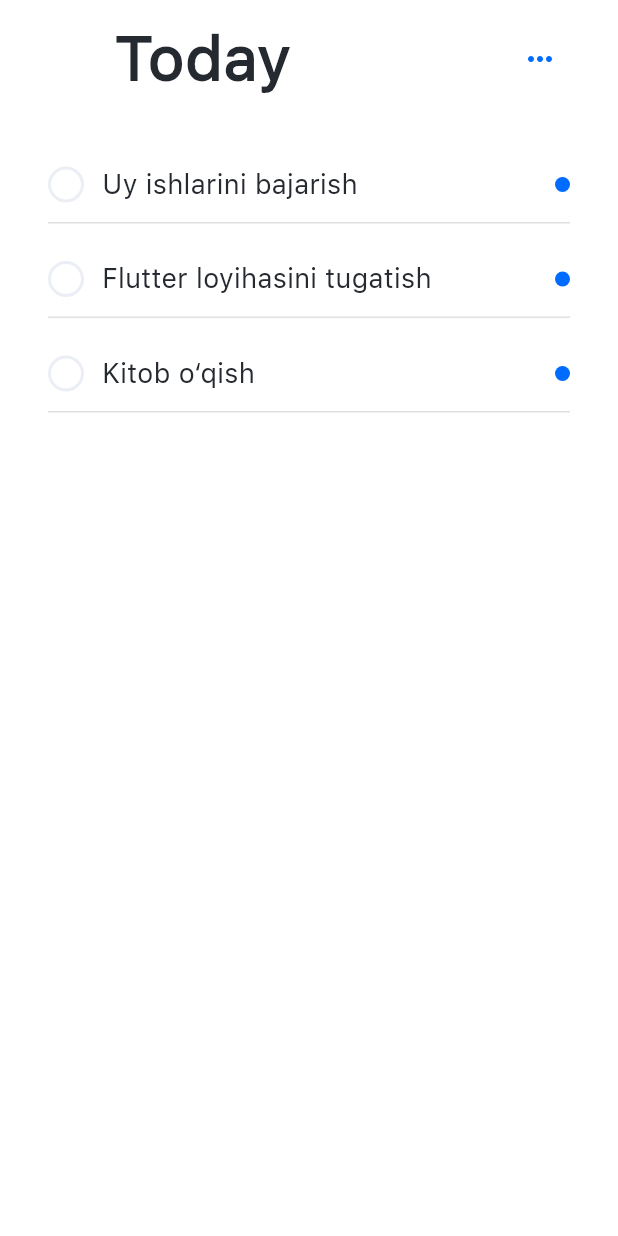
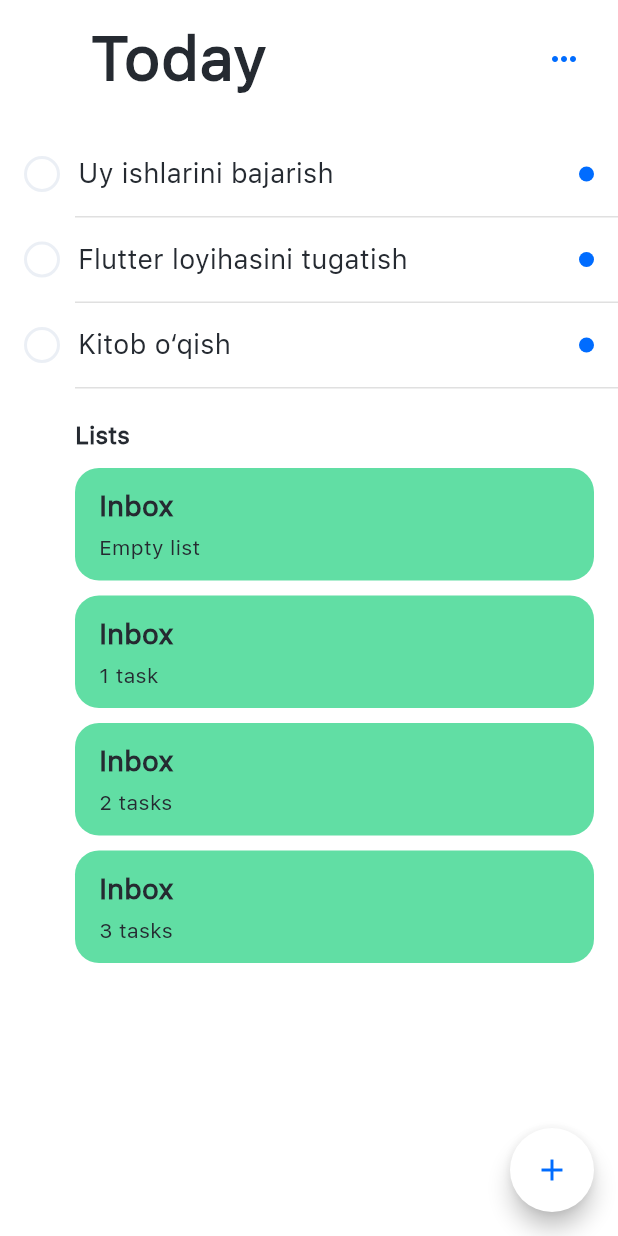
Before and after one commit to akramjon200205/todo_notes, a Flutter app: the screen it shows after launch, on a phone screen of 412 x 824 dp. Run offline on Flutter 3.47's test engine with Material 3 defaults, Android fonts, the light colour scheme and no system bars; our stand-ins replace dartz, equatable, flutter_bloc, get_it, hive, hive_flutter; accounts and stored records are empty.

Commit message:
animatsiya tugadi

```diff
--- a/lib/core/app_text_styles/app_text_styles.dart
+++ b/lib/core/app_text_styles/app_text_styles.dart
@@ -17,6 +17,23 @@ class AppTextStyles {
     size: 18,
   );
 
+  static TextStyle listText = s(
+    color: AppColors.black,
+    weight: FontWeight.w700,
+    size: 16,
+  );
+
+  static TextStyle listsNameText = s(
+    color: AppColors.black,
+    weight: FontWeight.w600,
+    size: 19,
+  );
+  static TextStyle listsSubText = s(
+    color: AppColors.black,
+    weight: FontWeight.w400,
+    size: 14,
+  );
+
   static TextStyle s({
     double size = 14,
     FontWeight weight = FontWeight.normal,
--- /dev/null
+++ b/lib/core/assets/assets.dart
@@ -0,0 +1,14 @@
+class Assets {
+  Assets._();
+
+  static Icons icons = Icons();
+}
+
+class Icons {
+static const String _base = "assets/icons";
+
+String cancel = '$_base/cancel.png';
+String plus = '$_base/plus.png';
+String checkIcon = '$_base/check_icon.png';
+String iconList = '$_base/icon_list.png';
+}
--- a/lib/feature/home/presentation/bloc/home_state.dart
+++ b/lib/feature/home/presentation/bloc/home_state.dart
@@ -19,10 +19,7 @@ class HomeGetAllTasks extends HomeState {
 
 // ignore: must_be_immutable
 class HomeUpdateTasks extends HomeState {
-  int index;
-  TaskModel updatedTask;
-
-  HomeUpdateTasks({required this.index, required this.updatedTask});
+  const HomeUpdateTasks();
 }
 
 // ignore: must_be_immutable
--- a/lib/feature/home/presentation/pages/home.dart
+++ b/lib/feature/home/presentation/pages/home.dart
@@ -1,12 +1,15 @@
+import 'dart:math';
+import 'dart:ui';
 import 'package:flutter/material.dart';
 import 'package:flutter_bloc/flutter_bloc.dart';
 import 'package:hive/hive.dart';
 import 'package:todo_notes/core/app_colors/app_colors.dart';
 import 'package:todo_notes/core/app_text_styles/app_text_styles.dart';
 import 'package:todo_notes/core/hive_box/hive_box.dart';
-import 'package:todo_notes/feature/home/data/models/task_model.dart';
 import 'package:todo_notes/feature/home/presentation/bloc/home_bloc.dart';
-import 'package:todo_notes/feature/home/presentation/widgets/tasks_widget.dart';
+import 'package:todo_notes/feature/home/presentation/widgets/list_and_task_widget.dart';
+import 'package:todo_notes/feature/home/presentation/widgets/tasks_builder_widget.dart';
+import 'package:todo_notes/feature/home/presentation/widgets/lists_builder_widget.dart';
 
 class Home extends StatefulWidget {
   const Home({super.key});
@@ -15,30 +18,41 @@ class Home extends StatefulWidget {
   State<Home> createState() => _HomeState();
 }
 
-class _HomeState extends State<Home> {
-  List<TaskModel> tasks = [
-    TaskModel(
-      isChecked: false,
-      textTask: 'Uy ishlarini bajarish',
-      time: DateTime.now(),
-    ),
-    TaskModel(
-      isChecked: false,
-      textTask: 'Flutter loyihasini tugatish',
-      time: DateTime.now(),
-    ),
-    TaskModel(isChecked: false, textTask: 'Kitob o‘qish', time: DateTime.now()),
-  ];
+class _HomeState extends State<Home> with TickerProviderStateMixin {
+  bool _isOpened = false;
+  late AnimationController _controller;
+  late Animation<Offset> _slideAnimation;
 
   @override
   void initState() {
     super.initState();
+    _controller = AnimationController(
+      vsync: this,
+      duration: Duration(milliseconds: 800),
+    );
+
+    _slideAnimation = Tween<Offset>(
+      begin: Offset(0, 5), // pastdan chiqadi
+      end: Offset(0, 0.0),
+    ).animate(CurvedAnimation(parent: _controller, curve: Easing.standard));
   }
 
   @override
   void dispose() {
     Hive.box(HiveBoxes.taskBox).close();
+    _controller.dispose();
     super.dispose();
+  }
+
+  void _toggle() {
+    setState(() {
+      _isOpened = !_isOpened;
+      if (_isOpened) {
+        _controller.forward();
+      } else {
+        _controller.reverse();
+      }
+    });
   }
 
   @override
@@ -48,42 +62,54 @@ class _HomeState extends State<Home> {
       body: BlocBuilder<HomeBloc, HomeState>(
         builder: (context, state) {
           if (state is HomeLoading) {
-            return CircularProgressIndicator();
+            return Center(child: CircularProgressIndicator());
           }
           if (state is HomeError) {
             return Center(child: Text('Xatolik: ${state.message}'));
           }
           if (state is HomeGetAllTasks) {
-            return SingleChildScrollView(
-              padding: EdgeInsets.symmetric(horizontal: 16),
+            return SafeArea(
+              child: Stack(
+                children: [
+                  SingleChildScrollView(
+                    physics: BouncingScrollPhysics(),
                     child: Column(
+                      crossAxisAlignment: CrossAxisAlignment.start,
                       children: [
                         ListTile(
                           title: Text("Today", style: AppTextStyles.homeText),
-                    trailing: Icon(
+                          trailing: InkWell(
+                            onTap: () {},
+                            child: Icon(
                               Icons.more_horiz,
                               size: 24,
                               color: AppColors.blue,
                             ),
+                          ),
                           leading: SizedBox(width: 28, height: 28),
                         ),
                         SizedBox(height: 20),
-                  ListView.builder(
-                    itemCount: tasks.length,
-                    shrinkWrap: true,
-                    itemBuilder: (context, index) {
-                      return TaskItemTile(
-                        isChecked: tasks[index].isChecked ?? false,
-                        onTap: () {
-                          setState(() {
-                            tasks[index].isChecked =
-                                !(tasks[index].isChecked ?? false);
-                          });
-                        },
-                        title: tasks[index].textTask ?? '',
-                        indicatorColor: AppColors.blue,
-                      );
-                    },
+                        TasksBuilderWidget(),
+                        ListsBuilderWidget(),
+                      ],
+                    ),
+                  ),
+                  _isOpened
+                      ? BackdropFilter(
+                          filter: ImageFilter.blur(sigmaX: 1.5, sigmaY: 1.5),
+                          child: Container(
+                            decoration: BoxDecoration(
+                              // ignore: deprecated_member_use
+                              color: Colors.white.withOpacity(0.2),
+                            ),
+                          ),
+                        )
+                      : SizedBox.shrink(),
+
+                  Positioned(
+                    right: 20,
+                    bottom: 85,
+                    child: ListAndTaskWidget(position: _slideAnimation),
                   ),
                 ],
               ),
@@ -92,6 +118,20 @@ class _HomeState extends State<Home> {
           return SizedBox.shrink();
         },
       ),
+
+      floatingActionButton: FloatingActionButton(
+        shape: CircleBorder(),
+        backgroundColor: _isOpened ? AppColors.blue : AppColors.white,
+        onPressed: _toggle,
+        child: AnimatedRotation(
+          turns: _isOpened ? 0.125 : 0,
+          duration: Duration(milliseconds: 300),
+          child: Icon(
+            Icons.add,
+            color: _isOpened ? AppColors.white : AppColors.blue,
+          ),
+        ),
+      ),
     );
   }
 }
--- /dev/null
+++ b/lib/feature/home/presentation/widgets/list_and_task_widget.dart
@@ -0,0 +1,50 @@
+import 'package:flutter/material.dart';
+import 'package:todo_notes/core/app_colors/app_colors.dart';
+import 'package:todo_notes/core/assets/assets.dart';
+
+class ListAndTaskWidget extends StatelessWidget {
+  ListAndTaskWidget({required this.position, super.key});
+  Animation<Offset> position;
+
+  @override
+  Widget build(BuildContext context) {
+    return SlideTransition(
+      position: position,
+      child: Container(
+        width: 220,
+        padding: EdgeInsets.all(16),
+        decoration: BoxDecoration(
+          borderRadius: BorderRadius.circular(16),
+          color: AppColors.white,
+          boxShadow: [
+            BoxShadow(
+              blurRadius: 30,
+              // ignore: use_full_hex_values_for_flutter_colors
+              color: Color(0xFF131C2933).withValues(alpha: 0.2),
+              offset: Offset(0, 10),
+            ),
+          ],
+        ),
+        child: Column(
+          children: [
+            Row(
+              children: [
+                Image.asset(Assets.icons.checkIcon, height: 22),
+                SizedBox(width: 13),
+                Text("Task"),
+              ],
+            ),
+            SizedBox(height: 18),
+            Row(
+              children: [
+                Image.asset(Assets.icons.iconList, height: 22),
+                SizedBox(width: 13),
+                Text("List"),
+              ],
+            ),
+          ],
+        ),
+      ),
+    );
+  }
+}
--- /dev/null
+++ b/lib/feature/home/presentation/widgets/list_widget.dart
@@ -0,0 +1,37 @@
+import 'package:flutter/material.dart';
+import 'package:todo_notes/core/app_text_styles/app_text_styles.dart';
+
+// ignore: must_be_immutable
+class ListsWidget extends StatelessWidget {
+  ListsWidget({
+    required this.name,
+    required this.countTasks,
+    this.color,
+    super.key,
+  });
+  Color? color;
+  String name;
+  int countTasks;
+  @override
+  Widget build(BuildContext context) {
+    return Container(
+      width: double.infinity,
+      padding: EdgeInsets.symmetric(horizontal: 16, vertical: 12),
+      decoration: BoxDecoration(
+        borderRadius: BorderRadius.circular(16),
+        color: color,
+      ),
+      child: Column(
+        crossAxisAlignment: CrossAxisAlignment.start,
+        children: [
+          Text(name, style: AppTextStyles.listsNameText),
+          SizedBox(height: 4),
+          Text(
+            countTasks == 0 || countTasks < 0 ? "Empty list" : countTasks > 1 ? "$countTasks tasks" : "$countTasks task",
+            style: AppTextStyles.listsSubText,
+          ),
+        ],
+      ),
+    );
+  }
+}
--- /dev/null
+++ b/lib/feature/home/presentation/widgets/lists_builder_widget.dart
@@ -0,0 +1,41 @@
+import 'package:flutter/material.dart';
+import 'package:todo_notes/core/app_colors/app_colors.dart';
+import 'package:todo_notes/core/app_text_styles/app_text_styles.dart';
+import 'package:todo_notes/feature/home/presentation/widgets/list_widget.dart';
+
+class ListsBuilderWidget extends StatefulWidget {
+  const ListsBuilderWidget({super.key});
+
+  @override
+  State<ListsBuilderWidget> createState() => _ListsWidgetState();
+}
+
+class _ListsWidgetState extends State<ListsBuilderWidget> {
+  @override
+  Widget build(BuildContext context) {
+    return Padding(
+      padding: EdgeInsets.only(left: 50, right: 16),
+      child: Column(
+        mainAxisAlignment: MainAxisAlignment.start,
+        crossAxisAlignment: CrossAxisAlignment.start,
+        children: [
+          Padding(
+            padding: EdgeInsetsGeometry.symmetric(vertical: 10),
+            child: Text("Lists", style: AppTextStyles.listText),
+          ),
+          ListView.separated(
+            physics: NeverScrollableScrollPhysics(),
+            shrinkWrap: true,
+            itemBuilder: (context, index) {
+              return ListsWidget(name: "Inbox", countTasks: index, color: AppColors.green,);
+            },
+            separatorBuilder: (context, index) {
+              return SizedBox(height: 10);
+            },
+            itemCount: 4,
+          ),
+        ],
+      ),
+    );
+  }
+}
--- /dev/null
+++ b/lib/feature/home/presentation/widgets/tasks_builder_widget.dart
@@ -0,0 +1,47 @@
+import 'package:flutter/material.dart';
+import 'package:todo_notes/core/app_colors/app_colors.dart';
+import 'package:todo_notes/feature/home/data/models/task_model.dart';
+import 'package:todo_notes/feature/home/presentation/widgets/tasks_widget.dart';
+
+class TasksBuilderWidget extends StatefulWidget {
+  const TasksBuilderWidget({super.key});
+
+  @override
+  State<TasksBuilderWidget> createState() => _TasksBuilderWidgetState();
+}
+
+class _TasksBuilderWidgetState extends State<TasksBuilderWidget> {
+  List<TaskModel> tasks = [
+    TaskModel(
+      isChecked: false,
+      textTask: 'Uy ishlarini bajarish',
+      time: DateTime.now(),
+    ),
+    TaskModel(
+      isChecked: false,
+      textTask: 'Flutter loyihasini tugatish',
+      time: DateTime.now(),
+    ),
+    TaskModel(isChecked: false, textTask: 'Kitob o‘qish', time: DateTime.now()),
+  ];
+  @override
+  Widget build(BuildContext context) {
+    return ListView.builder(
+      physics: NeverScrollableScrollPhysics(),
+      itemCount: tasks.length,
+      shrinkWrap: true,
+      itemBuilder: (context, index) {
+        return TaskItemTile(
+          isChecked: tasks[index].isChecked ?? false,
+          onTap: () {
+            setState(() {
+              tasks[index].isChecked = !(tasks[index].isChecked ?? false);
+            });
+          },
+          title: tasks[index].textTask ?? '',
+          indicatorColor: AppColors.blue,
+        );
+      },
+    );
+  }
+}
--- a/lib/feature/home/presentation/widgets/tasks_widget.dart
+++ b/lib/feature/home/presentation/widgets/tasks_widget.dart
@@ -20,11 +20,13 @@ class TaskItemTile extends StatelessWidget {
 
   @override
   Widget build(BuildContext context) {
-    return InkWell(
+    return Column(
+      children: [
+        InkWell(
           onTap: onTap,
           borderRadius: BorderRadius.circular(12),
           child: Padding(
-        padding: const EdgeInsets.symmetric(vertical: 12, horizontal: 16),
+            padding: EdgeInsets.symmetric(horizontal: 16, vertical: 5),
             child: Column(
               children: [
                 Row(
@@ -89,13 +91,20 @@ class TaskItemTile extends StatelessWidget {
                     ),
                   ],
                 ),
-
-            const SizedBox(height: 12),
-
-            Divider(height: 1, color: Colors.grey.shade300),
               ],
             ),
           ),
+        ),
+        Padding(
+          padding: EdgeInsets.only(bottom: 10, top: 10, left: 20),
+          child: Divider(
+            height: 1,
+            color: Colors.grey.shade300,
+            indent: 30,
+            endIndent: 0,
+          ),
+        ),
+      ],
     );
   }
 }
--- /dev/null
+++ b/lib/oylik_hisoblash.dart
@@ -0,0 +1,30 @@
+import 'dart:io';
+
+void main(List<String> args) {
+  print("Oylikni kiriting");
+  double summa = 0;
+  double oylikoldingi = 0;
+  double oylik = double.parse(stdin.readLineSync()!);
+  double kpi = 0;
+
+  for (var i = 0; i < 12; i++) {
+    double a;
+    if (i == 0) {
+      oylikoldingi = oylik;
+      a = oylikoldingi / 100;
+    } else {
+      a = oylikoldingi / 100;
+    }
+    oylikoldingi = a + oylikoldingi;
+
+    print("$i - oydagi oylik qo'shimchasi: $oylikoldingi");
+    kpi = oylikoldingi * 0.2;
+
+    print("$i - oydagi KPI oylik $kpi");
+
+    print("oylik va kpi jamisi oydagi: ${kpi + oylikoldingi}");
+    summa += oylikoldingi;
+  }
+  print("oylik holati bir yildan keyingi jami: $summa");
+  print("oylik holati bir yildan keyingi bir oylik ish haqqi: $oylikoldingi");
+}
--- a/pubspec.yaml
+++ b/pubspec.yaml
@@ -71,6 +71,8 @@ flutter:
     - assets/images/
     - assets/icons/
     - assets/fonts/
+    - assets/icons/check_icon.png
+    - assets/icons/icon_list.png
 
   # An image asset can refer to one or more resolution-specific "variants", see
   # https://flutter.dev/to/resolution-aware-images
```
Also changed, not shown: assets/icons/check_icon.png (added), assets/icons/icon_list.png (added). Lines whose indentation alone changed are shown as unchanged.
